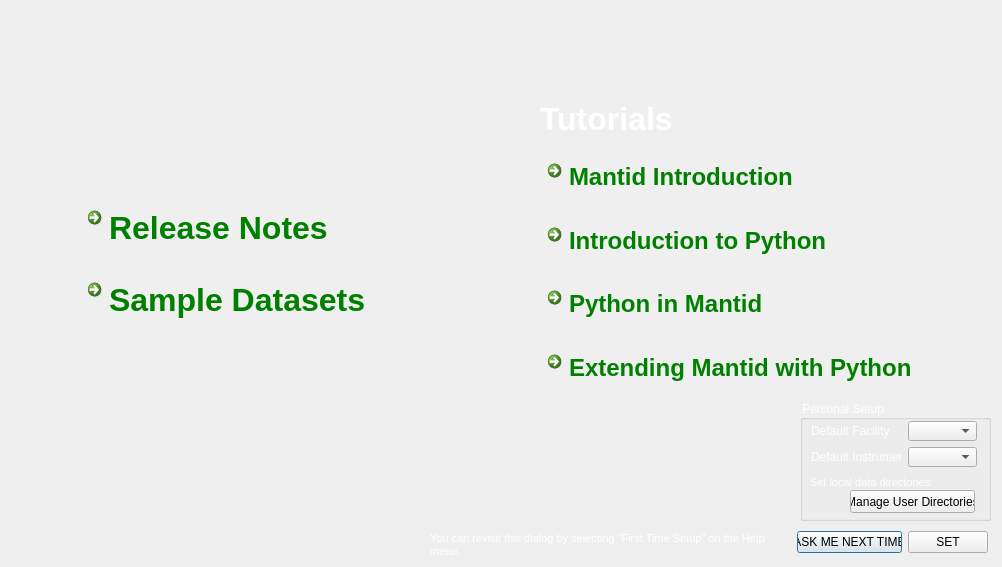
mantidproject/mantid, file Code/Mantid/MantidPlot/src/Mantid/FirstTimeSetup.ui: the form before one commit.
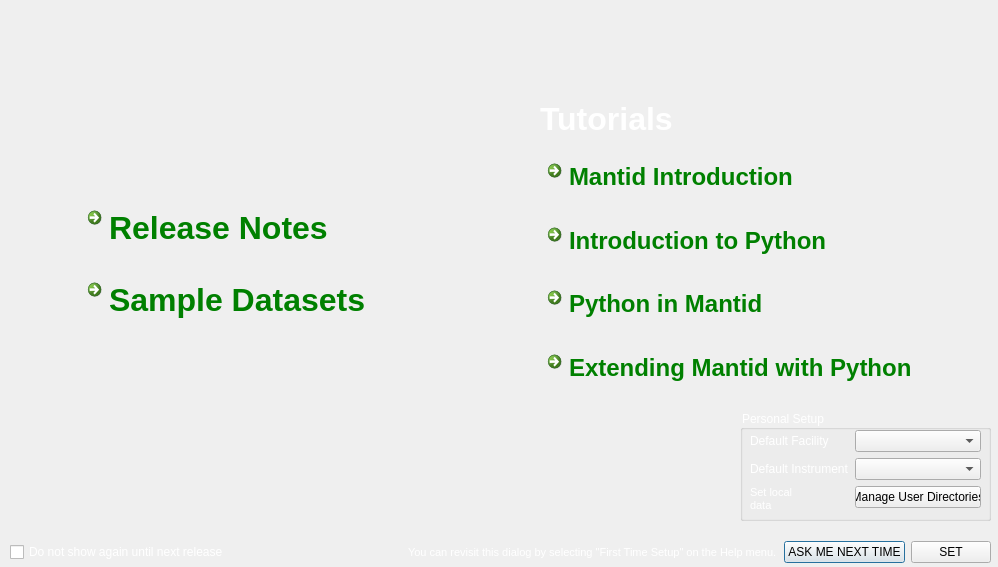
The form after the commit. Icons and pictures are not drawn. Custom widgets are drawn as their Qt base class.

```diff
--- a/Code/Mantid/MantidPlot/src/Mantid/FirstTimeSetup.ui
+++ b/Code/Mantid/MantidPlot/src/Mantid/FirstTimeSetup.ui
@@ -6,7 +6,7 @@
    <rect>
     <x>0</x>
     <y>0</y>
-    <width>1002</width>
+    <width>998</width>
     <height>567</height>
    </rect>
   </property>
@@ -23,39 +23,65 @@
    <string notr="true">QDialog{background-image: url(:/First_use_Background.png);}
 color: rgb(255, 255, 255);</string>
   </property>
-  <widget class="QLabel" name="lbUpdate">
+  <widget class="QWidget" name="layoutWidget4">
    <property name="geometry">
     <rect>
-     <x>430</x>
-     <y>530</y>
-     <width>361</width>
-     <height>31</height>
-    </rect>
-   </property>
-   <property name="styleSheet">
-    <string notr="true">color: rgb(255, 255, 255);</string>
-   </property>
-   <property name="text">
-    <string>&lt;!DOCTYPE HTML PUBLIC &quot;-//W3C//DTD HTML 4.0//EN&quot; &quot;http://www.w3.org/TR/REC-html40/strict.dtd&quot;&gt;
-&lt;html&gt;&lt;head&gt;&lt;meta name=&quot;qrichtext&quot; content=&quot;1&quot; /&gt;&lt;style type=&quot;text/css&quot;&gt;
-p, li { white-space: pre-wrap; }
-&lt;/style&gt;&lt;/head&gt;&lt;body style=&quot; font-family:'MS Shell Dlg 2'; font-size:8pt; font-weight:400; font-style:normal;&quot;&gt;
-&lt;p style=&quot; margin-top:0px; margin-bottom:0px; margin-left:0px; margin-right:0px; -qt-block-indent:0; text-indent:0px;&quot;&gt;You can revisit this dialog by selecting &amp;quot;First Time Setup&amp;quot; on the Help menu.&lt;/p&gt;&lt;/body&gt;&lt;/html&gt;</string>
-   </property>
-   <property name="wordWrap">
-    <bool>true</bool>
-   </property>
-  </widget>
-  <widget class="QWidget" name="layoutWidget">
-   <property name="geometry">
-    <rect>
-     <x>797</x>
-     <y>530</y>
-     <width>191</width>
+     <x>10</x>
+     <y>540</y>
+     <width>981</width>
      <height>25</height>
     </rect>
    </property>
    <layout class="QHBoxLayout" name="horizontalLayout">
+    <item>
+     <widget class="QCheckBox" name="chkDoNotShowUntilNextRelease">
+      <property name="styleSheet">
+       <string notr="true">color: rgb(255, 255, 255);</string>
+      </property>
+      <property name="text">
+       <string>Do not show again until next release</string>
+      </property>
+      <property name="checked">
+       <bool>false</bool>
+      </property>
+     </widget>
+    </item>
+    <item>
+     <spacer name="horizontalSpacer">
+      <property name="orientation">
+       <enum>Qt::Horizontal</enum>
+      </property>
+      <property name="sizeHint" stdset="0">
+       <size>
+        <width>40</width>
+        <height>20</height>
+       </size>
+      </property>
+     </spacer>
+    </item>
+    <item>
+     <widget class="QLabel" name="lbUpdate">
+      <property name="minimumSize">
+       <size>
+        <width>370</width>
+        <height>0</height>
+       </size>
+      </property>
+      <property name="styleSheet">
+       <string notr="true">color: rgb(255, 255, 255);</string>
+      </property>
+      <property name="text">
+       <string>&lt;!DOCTYPE HTML PUBLIC &quot;-//W3C//DTD HTML 4.0//EN&quot; &quot;http://www.w3.org/TR/REC-html40/strict.dtd&quot;&gt;
+&lt;html&gt;&lt;head&gt;&lt;meta name=&quot;qrichtext&quot; content=&quot;1&quot; /&gt;&lt;style type=&quot;text/css&quot;&gt;
+p, li { white-space: pre-wrap; }
+&lt;/style&gt;&lt;/head&gt;&lt;body style=&quot; font-family:'MS Shell Dlg 2'; font-size:8pt; font-weight:400; font-style:normal;&quot;&gt;
+&lt;p style=&quot; margin-top:0px; margin-bottom:0px; margin-left:0px; margin-right:0px; -qt-block-indent:0; text-indent:0px;&quot;&gt;You can revisit this dialog by selecting &amp;quot;First Time Setup&amp;quot; on the Help menu.&lt;/p&gt;&lt;/body&gt;&lt;/html&gt;</string>
+      </property>
+      <property name="wordWrap">
+       <bool>true</bool>
+      </property>
+     </widget>
+    </item>
     <item>
      <widget class="QPushButton" name="pbCancel">
       <property name="text">
@@ -81,10 +107,10 @@
   <widget class="QGroupBox" name="grpPersonalSetup">
    <property name="geometry">
     <rect>
-     <x>800</x>
-     <y>400</y>
-     <width>191</width>
-     <height>121</height>
+     <x>740</x>
+     <y>410</y>
+     <width>251</width>
+     <height>111</height>
     </rect>
    </property>
    <property name="styleSheet">
@@ -93,26 +119,18 @@
    <property name="title">
     <string>Personal Setup</string>
    </property>
-   <widget class="QWidget" name="layoutWidget">
+   <widget class="QWidget" name="layoutWidget1">
     <property name="geometry">
      <rect>
-      <x>100</x>
+      <x>10</x>
       <y>20</y>
-      <width>71</width>
-      <height>48</height>
+      <width>231</width>
+      <height>80</height>
      </rect>
     </property>
-    <layout class="QGridLayout" name="gridLayout"/>
-   </widget>
+    <layout class="QFormLayout" name="formLayout">
+     <item row="0" column="0">
    <widget class="QLabel" name="label">
-    <property name="geometry">
-     <rect>
-      <x>11</x>
-      <y>21</y>
-      <width>91</width>
-      <height>20</height>
-     </rect>
-    </property>
     <property name="autoFillBackground">
      <bool>false</bool>
     </property>
@@ -123,28 +141,16 @@
      <string>Default Facility</string>
     </property>
    </widget>
+     </item>
+     <item row="0" column="1">
    <widget class="QComboBox" name="cbFacility">
-    <property name="geometry">
-     <rect>
-      <x>108</x>
-      <y>21</y>
-      <width>69</width>
-      <height>20</height>
-     </rect>
-    </property>
     <property name="styleSheet">
      <string notr="true">color: rgb(0, 0, 0);</string>
     </property>
    </widget>
+     </item>
+     <item row="1" column="0">
    <widget class="QLabel" name="label_2">
-    <property name="geometry">
-     <rect>
-      <x>11</x>
-      <y>47</y>
-      <width>91</width>
-      <height>20</height>
-     </rect>
-    </property>
     <property name="styleSheet">
      <string notr="true">color: rgb(255, 255, 255);</string>
     </property>
@@ -152,28 +158,16 @@
      <string>Default Instrument</string>
     </property>
    </widget>
+     </item>
+     <item row="1" column="1">
    <widget class="MantidQt::MantidWidgets::InstrumentSelector" name="cbInstrument">
-    <property name="geometry">
-     <rect>
-      <x>108</x>
-      <y>47</y>
-      <width>69</width>
-      <height>20</height>
-     </rect>
-    </property>
     <property name="styleSheet">
      <string notr="true">color: rgb(0, 0, 0);</string>
     </property>
    </widget>
+     </item>
+     <item row="2" column="0">
    <widget class="QLabel" name="lbMUD">
-    <property name="geometry">
-     <rect>
-      <x>10</x>
-      <y>70</y>
-      <width>131</width>
-      <height>26</height>
-     </rect>
-    </property>
     <property name="styleSheet">
      <string notr="true">color: rgb(255, 255, 255);</string>
     </property>
@@ -182,21 +176,15 @@
 &lt;html&gt;&lt;head&gt;&lt;meta name=&quot;qrichtext&quot; content=&quot;1&quot; /&gt;&lt;style type=&quot;text/css&quot;&gt;
 p, li { white-space: pre-wrap; }
 &lt;/style&gt;&lt;/head&gt;&lt;body style=&quot; font-family:'MS Shell Dlg 2'; font-size:8pt; font-weight:400; font-style:normal;&quot;&gt;
-&lt;p style=&quot; margin-top:0px; margin-bottom:0px; margin-left:0px; margin-right:0px; -qt-block-indent:0; text-indent:0px;&quot;&gt;Set local data directories:&lt;/p&gt;&lt;/body&gt;&lt;/html&gt;</string>
+&lt;p style=&quot; margin-top:0px; margin-bottom:0px; margin-left:0px; margin-right:0px; -qt-block-indent:0; text-indent:0px;&quot;&gt;Set local data directories&lt;/p&gt;&lt;/body&gt;&lt;/html&gt;</string>
     </property>
     <property name="wordWrap">
      <bool>true</bool>
     </property>
    </widget>
+     </item>
+     <item row="2" column="1">
    <widget class="QPushButton" name="pbMUD">
-    <property name="geometry">
-     <rect>
-      <x>50</x>
-      <y>90</y>
-      <width>125</width>
-      <height>23</height>
-     </rect>
-    </property>
     <property name="styleSheet">
      <string notr="true">color: rgb(0, 0, 0);</string>
     </property>
@@ -204,17 +192,20 @@
      <string>Manage User Directories</string>
     </property>
    </widget>
-  </widget>
-  <widget class="QWidget" name="">
+     </item>
+    </layout>
+   </widget>
+  </widget>
+  <widget class="QWidget" name="layoutWidget2">
    <property name="geometry">
     <rect>
      <x>80</x>
      <y>200</y>
-     <width>307</width>
+     <width>313</width>
      <height>138</height>
     </rect>
    </property>
-   <layout class="QVBoxLayout" name="verticalLayout">
+   <layout class="QVBoxLayout" name="verticalLayout1">
     <item>
      <widget class="QCommandLinkButton" name="clbReleaseNotes">
       <property name="font">
@@ -240,8 +231,8 @@
       </property>
       <property name="iconSize">
        <size>
-        <width>40</width>
-        <height>40</height>
+        <width>48</width>
+        <height>48</height>
        </size>
       </property>
       <property name="checkable">
@@ -274,8 +265,8 @@
       </property>
       <property name="iconSize">
        <size>
-        <width>40</width>
-        <height>40</height>
+        <width>48</width>
+        <height>48</height>
        </size>
       </property>
       <property name="checkable">
@@ -285,7 +276,7 @@
     </item>
    </layout>
   </widget>
-  <widget class="QWidget" name="">
+  <widget class="QWidget" name="layoutWidget3">
    <property name="geometry">
     <rect>
      <x>540</x>
```
Left out of the diff: 30 changed lines with no effect on the pictures. Lines whose indentation alone changed are shown as unchanged.
